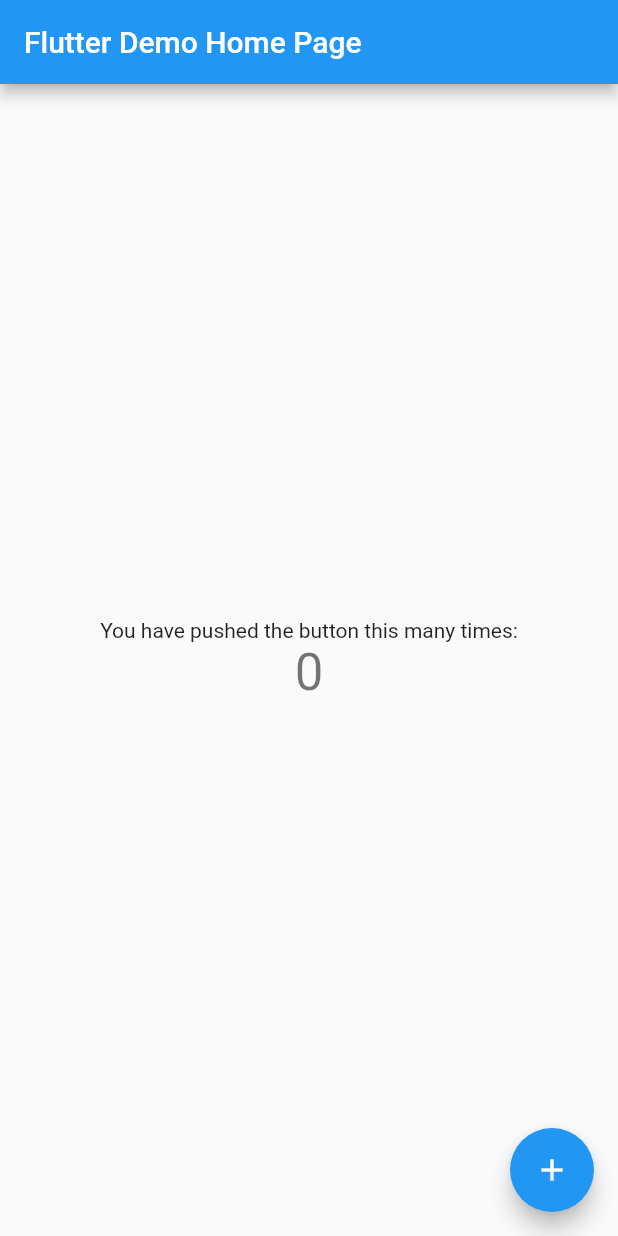
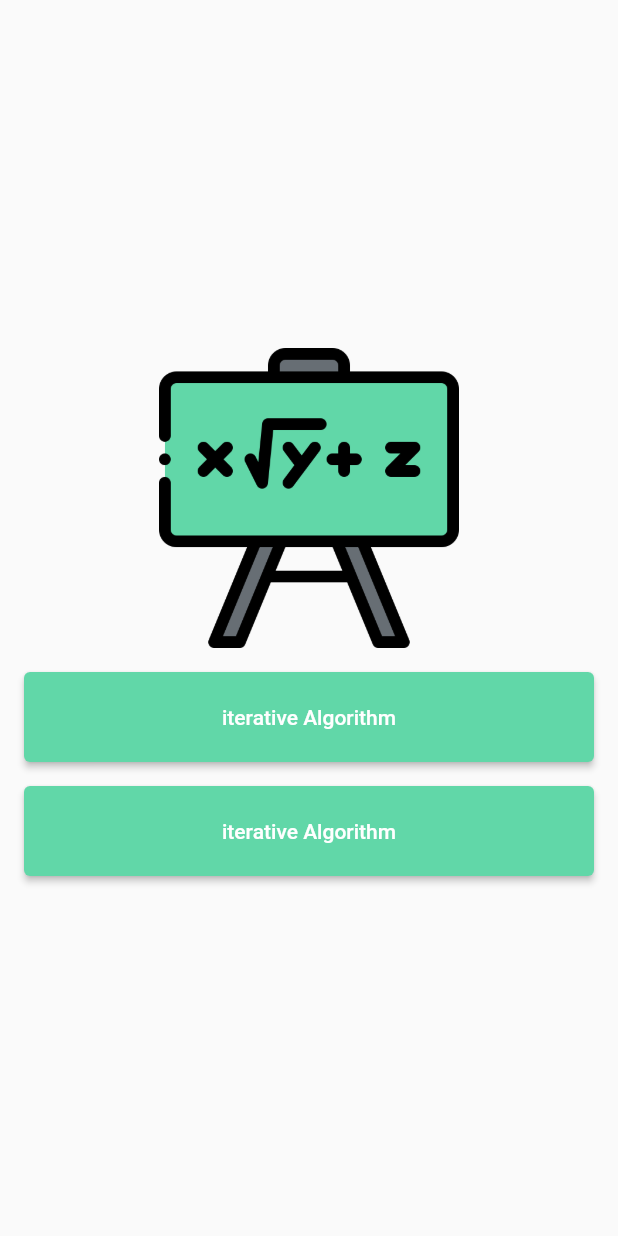
Before and after one commit to R-i-a-d-h/multiply_two_polynomials, a Flutter app: the screen it shows after launch, on a phone screen of 412 x 824 dp. Run offline on Flutter 3.47's test engine with Material 2 defaults, Android fonts, the phone set to English and light mode, and no system bars.

Commit message:
add home screen

```diff
--- a/lib/main.dart
+++ b/lib/main.dart
@@ -1,4 +1,5 @@
 import 'package:flutter/material.dart';
+import 'package:multiply_two_polynomials/screens/home_screen.dart';
 
 void main() {
   runApp(const MyApp());
@@ -6,110 +7,14 @@ void main() {
 
 class MyApp extends StatelessWidget {
   const MyApp({super.key});
-
-  // This widget is the root of your application.
   @override
   Widget build(BuildContext context) {
     return MaterialApp(
-      title: 'Flutter Demo',
+      title: 'Multiply Two Polynomials',
       theme: ThemeData(
-        // This is the theme of your application.
-        //
-        // Try running your application with "flutter run". You'll see the
-        // application has a blue toolbar. Then, without quitting the app, try
-        // changing the primarySwatch below to Colors.green and then invoke
-        // "hot reload" (press "r" in the console where you ran "flutter run",
-        // or simply save your changes to "hot reload" in a Flutter IDE).
-        // Notice that the counter didn't reset back to zero; the application
-        // is not restarted.
         primarySwatch: Colors.blue,
       ),
-      home: const MyHomePage(title: 'Flutter Demo Home Page'),
+      home: const HomeScreen(),
     );
   }
 }
-
-class MyHomePage extends StatefulWidget {
-  const MyHomePage({super.key, required this.title});
-
-  // This widget is the home page of your application. It is stateful, meaning
-  // that it has a State object (defined below) that contains fields that affect
-  // how it looks.
-
-  // This class is the configuration for the state. It holds the values (in this
-  // case the title) provided by the parent (in this case the App widget) and
-  // used by the build method of the State. Fields in a Widget subclass are
-  // always marked "final".
-
-  final String title;
-
-  @override
-  State<MyHomePage> createState() => _MyHomePageState();
-}
-
-class _MyHomePageState extends State<MyHomePage> {
-  int _counter = 0;
-
-  void _incrementCounter() {
-    setState(() {
-      // This call to setState tells the Flutter framework that something has
-      // changed in this State, which causes it to rerun the build method below
-      // so that the display can reflect the updated values. If we changed
-      // _counter without calling setState(), then the build method would not be
-      // called again, and so nothing would appear to happen.
-      _counter++;
-    });
-  }
-
-  @override
-  Widget build(BuildContext context) {
-    // This method is rerun every time setState is called, for instance as done
-    // by the _incrementCounter method above.
-    //
-    // The Flutter framework has been optimized to make rerunning build methods
-    // fast, so that you can just rebuild anything that needs updating rather
-    // than having to individually change instances of widgets.
-    return Scaffold(
-      appBar: AppBar(
-        // Here we take the value from the MyHomePage object that was created by
-        // the App.build method, and use it to set our appbar title.
-        title: Text(widget.title),
-      ),
-      body: Center(
-        // Center is a layout widget. It takes a single child and positions it
-        // in the middle of the parent.
-        child: Column(
-          // Column is also a layout widget. It takes a list of children and
-          // arranges them vertically. By default, it sizes itself to fit its
-          // children horizontally, and tries to be as tall as its parent.
-          //
-          // Invoke "debug painting" (press "p" in the console, choose the
-          // "Toggle Debug Paint" action from the Flutter Inspector in Android
-          // Studio, or the "Toggle Debug Paint" command in Visual Studio Code)
-          // to see the wireframe for each widget.
-          //
-          // Column has various properties to control how it sizes itself and
-          // how it positions its children. Here we use mainAxisAlignment to
-          // center the children vertically; the main axis here is the vertical
-          // axis because Columns are vertical (the cross axis would be
-          // horizontal).
-          mainAxisAlignment: MainAxisAlignment.center,
-          children: <Widget>[
-            const Text(
-              'You have pushed the button this many times:',
-            ),
-            Text(
-              '$_counter',
-              style: Theme.of(context).textTheme.headline4,
-            ),
-          ],
-        ),
-      ),
-      floatingActionButton: FloatingActionButton(
-        onPressed: _incrementCounter,
-        tooltip: 'Increment',
-        child: const Icon(Icons.add),
-      ), // This trailing comma makes auto-formatting nicer for build methods.
-    );
-  }
-}
--- /dev/null
+++ b/lib/screens/home_screen.dart
@@ -0,0 +1,53 @@
+import 'package:flutter/material.dart';
+
+class HomeScreen extends StatelessWidget {
+  const HomeScreen({Key? key}) : super(key: key);
+
+  @override
+  Widget build(BuildContext context) {
+    return Scaffold(
+      body: SafeArea(
+        child: Column(
+          mainAxisAlignment: MainAxisAlignment.center,
+          children: [
+            SizedBox(
+                height: 200,
+                width: 200,
+                child: Image.asset(
+                  'images/math.png',
+                )),
+
+            Padding(
+              padding: const EdgeInsets.only(top: 16,left: 16,bottom: 8,right: 16),
+              child: SizedBox(
+                height: 60,
+                width: double.infinity,
+                child: ElevatedButton(
+                  onPressed: () {},
+                  style: ElevatedButton.styleFrom(
+                    backgroundColor: const Color(0xFF61D7A8), // Background color
+                  ),
+                  child: const Text('iterative Algorithm'),
+                ),
+              ),
+            ),
+            Padding(
+              padding: const EdgeInsets.only(top: 8,left: 16,bottom: 8,right: 16),
+              child: SizedBox(
+                height: 60,
+                width: double.infinity,
+                child: ElevatedButton(
+                  onPressed: () {},
+                  style: ElevatedButton.styleFrom(
+                    backgroundColor: const Color(0xFF61D7A8), // Background color
+                  ),
+                  child: const Text('iterative Algorithm'),
+                ),
+              ),
+            ),
+          ],
+        ),
+      ),
+    );
+  }
+}
```
Also changed, not shown: pubspec.yaml (+2 -76 lines), images/math.png (added).
